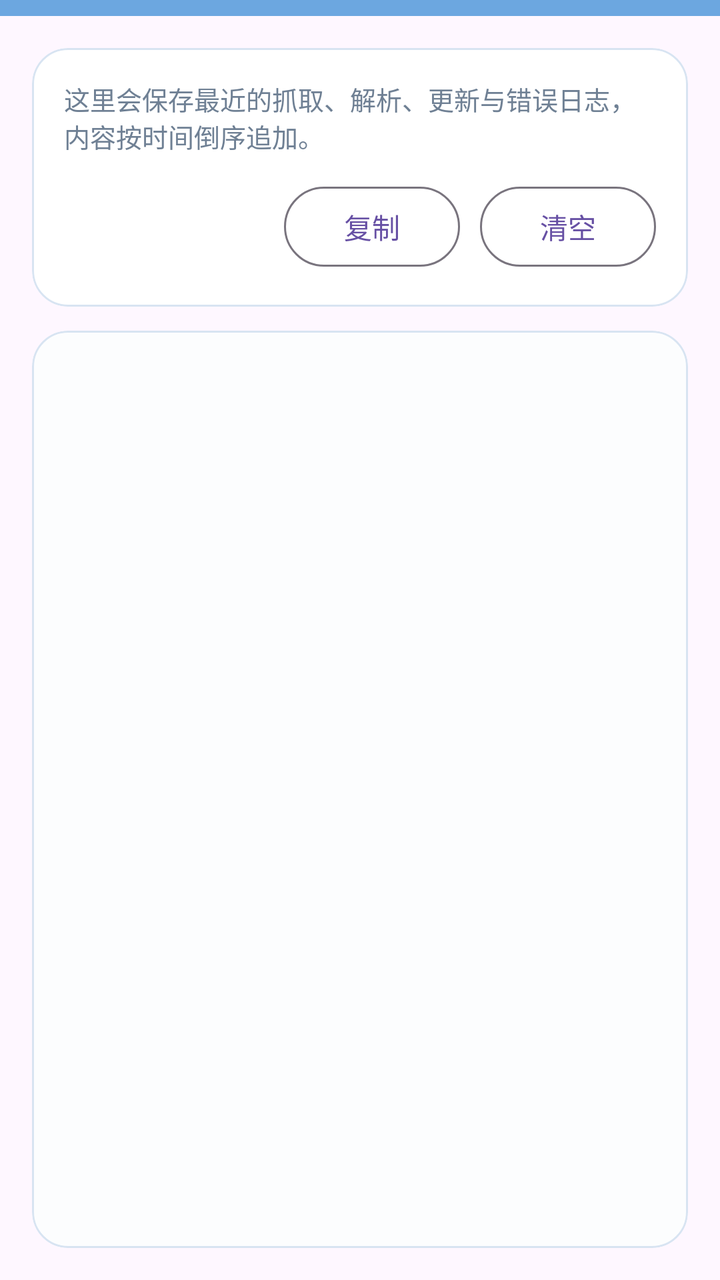
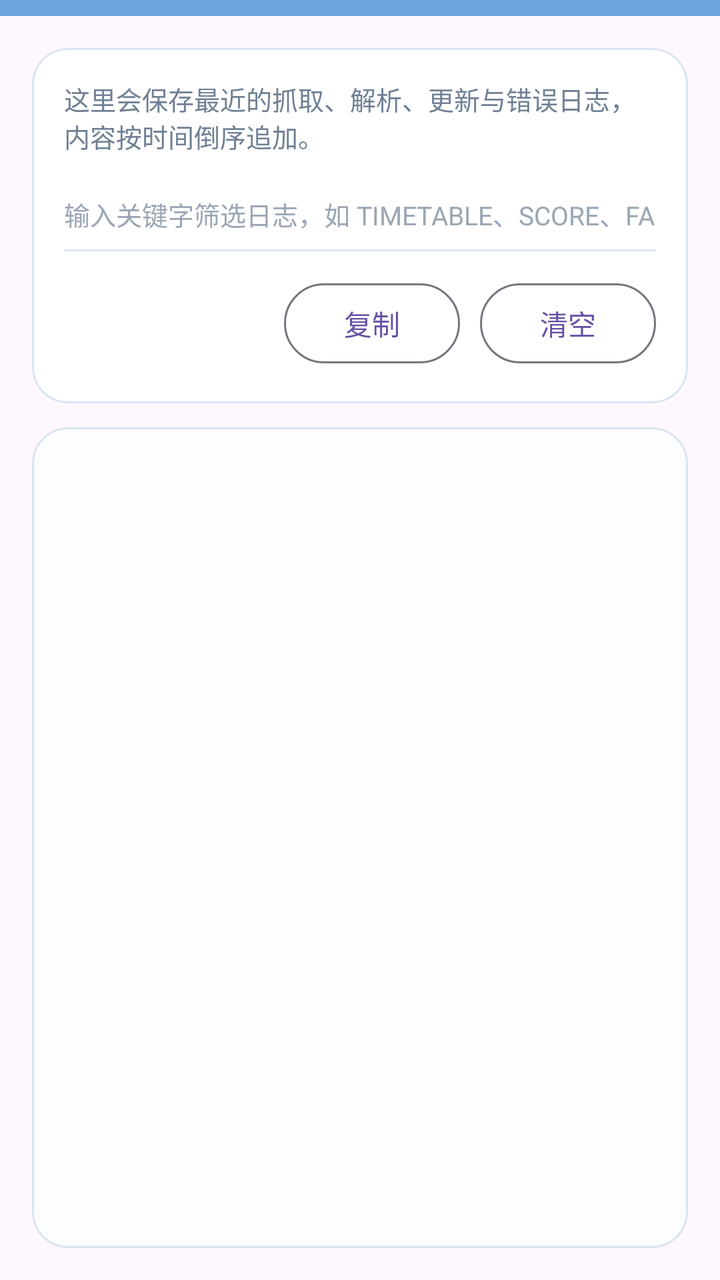

An Android layout rendered at two revisions. The XML below is the earlier revision; the diff shows what the commit changed to produce the second picture.
<!-- AndroidManifest.xml: application theme Theme.ClassScheMobile -->
<!-- res/layout/activity_log_viewer.xml -->
<?xml version="1.0" encoding="utf-8"?>
<LinearLayout xmlns:android="http://schemas.android.com/apk/res/android"
    xmlns:app="http://schemas.android.com/apk/res-auto"
    android:layout_width="match_parent"
    android:layout_height="match_parent"
    android:orientation="vertical">

    <com.google.android.material.appbar.MaterialToolbar
        android:id="@+id/toolbar"
        android:layout_width="match_parent"
        android:layout_height="wrap_content"
        android:background="@color/sky_top"
        android:minHeight="0dp"
        android:paddingTop="4dp"
        android:paddingBottom="4dp"
        android:theme="@style/ThemeOverlay.Material3.Dark.ActionBar"
        app:contentInsetStartWithNavigation="20dp"
        app:titleCentered="true" />

    <LinearLayout
        android:layout_width="match_parent"
        android:layout_height="match_parent"
        android:orientation="vertical"
        android:padding="16dp">

        <com.google.android.material.card.MaterialCardView
            android:layout_width="match_parent"
            android:layout_height="wrap_content"
            app:cardBackgroundColor="@android:color/white"
            app:cardCornerRadius="18dp"
            app:cardElevation="0dp"
            app:strokeColor="#D8E4F2"
            app:strokeWidth="1dp">

            <LinearLayout
                android:layout_width="match_parent"
                android:layout_height="wrap_content"
                android:orientation="vertical"
                android:padding="16dp">

                <TextView
                    android:layout_width="wrap_content"
                    android:layout_height="wrap_content"
                    android:text="@string/log_viewer_hint"
                    android:textColor="#6F8094"
                    android:textSize="13sp" />

                <LinearLayout
                    android:layout_width="match_parent"
                    android:layout_height="wrap_content"
                    android:layout_marginTop="12dp"
                    android:gravity="end"
                    android:orientation="horizontal">

                    <com.google.android.material.button.MaterialButton
                        android:id="@+id/copyLogsButton"
                        style="@style/Widget.Material3.Button.OutlinedButton"
                        android:layout_width="wrap_content"
                        android:layout_height="wrap_content"
                        android:text="@string/log_copy_button" />

                    <com.google.android.material.button.MaterialButton
                        android:id="@+id/clearLogsButton"
                        style="@style/Widget.Material3.Button.OutlinedButton"
                        android:layout_width="wrap_content"
                        android:layout_height="wrap_content"
                        android:layout_marginStart="10dp"
                        android:text="@string/log_clear_button" />
                </LinearLayout>
            </LinearLayout>
        </com.google.android.material.card.MaterialCardView>

        <com.google.android.material.card.MaterialCardView
            android:layout_width="match_parent"
            android:layout_height="0dp"
            android:layout_marginTop="12dp"
            android:layout_weight="1"
            app:cardBackgroundColor="#FCFDFE"
            app:cardCornerRadius="18dp"
            app:cardElevation="0dp"
            app:strokeColor="#D8E4F2"
            app:strokeWidth="1dp">

            <ScrollView
                android:layout_width="match_parent"
                android:layout_height="match_parent"
                android:fillViewport="true">

                <TextView
                    android:id="@+id/logContentText"
                    android:layout_width="match_parent"
                    android:layout_height="wrap_content"
                    android:fontFamily="monospace"
                    android:padding="16dp"
                    android:textColor="#435164"
                    android:textIsSelectable="true"
                    android:textSize="12sp" />
            </ScrollView>
        </com.google.android.material.card.MaterialCardView>
    </LinearLayout>
</LinearLayout>
<!-- resources referenced by this layout -->
<resources>
  <color name="sky_top">#6CA7E0</color>
  <string name="log_clear_button">清空</string>
  <string name="log_copy_button">复制</string>
  <string name="log_viewer_hint">这里会保存最近的抓取、解析、更新与错误日志，内容按时间倒序追加。</string>
  <style name="Theme.ClassScheMobile" parent="Theme.Material3.Light.NoActionBar">
          <item name="android:statusBarColor">@color/sky_top</item>
          <item name="android:navigationBarColor">@color/sky_bottom</item>
          <item name="colorSurface">@color/surface</item>
          <item name="android:windowLightStatusBar">false</item>
          <item name="android:windowLightNavigationBar" tools:targetApi="o_mr1">false</item>
      </style>
  <color name="sky_bottom">#79AFE6</color>
  <color name="surface">#F7F8FC</color>
</resources>

<!-- the commit's change to res/layout/activity_log_viewer.xml (unified diff, before → after) -->
@@ -44,6 +44,29 @@
                     android:text="@string/log_viewer_hint"
                     android:textColor="#6F8094"
                     android:textSize="13sp" />
+
+                <EditText
+                    android:id="@+id/logFilterInput"
+                    android:layout_width="match_parent"
+                    android:layout_height="wrap_content"
+                    android:layout_marginTop="12dp"
+                    android:background="@android:color/transparent"
+                    android:hint="@string/log_filter_hint"
+                    android:imeOptions="actionDone"
+                    android:inputType="text"
+                    android:minHeight="0dp"
+                    android:paddingStart="0dp"
+                    android:paddingTop="8dp"
+                    android:paddingEnd="0dp"
+                    android:paddingBottom="8dp"
+                    android:textColor="#435164"
+                    android:textColorHint="#9AA6B5"
+                    android:textSize="13sp" />
+
+                <View
+                    android:layout_width="match_parent"
+                    android:layout_height="1dp"
+                    android:background="#D8E4F2" />
 
                 <LinearLayout
                     android:layout_width="match_parent"
<!-- resource entries referenced after the edit -->
@@ -3,6 +3,7 @@
   <color name="sky_top">#6CA7E0</color>
   <string name="log_clear_button">清空</string>
   <string name="log_copy_button">复制</string>
+  <string name="log_filter_hint">输入关键字筛选日志，如 TIMETABLE、SCORE、FAIL</string>
   <string name="log_viewer_hint">这里会保存最近的抓取、解析、更新与错误日志，内容按时间倒序追加。</string>
   <style name="Theme.ClassScheMobile" parent="Theme.Material3.Light.NoActionBar">
           <item name="android:statusBarColor">@color/sky_top</item>
